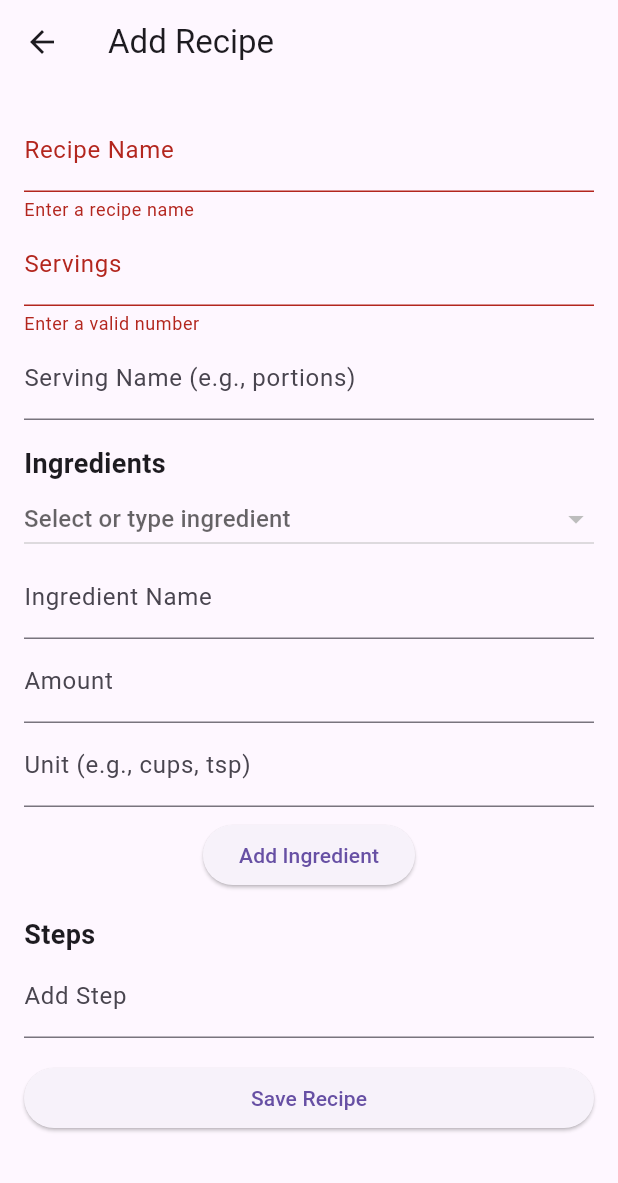
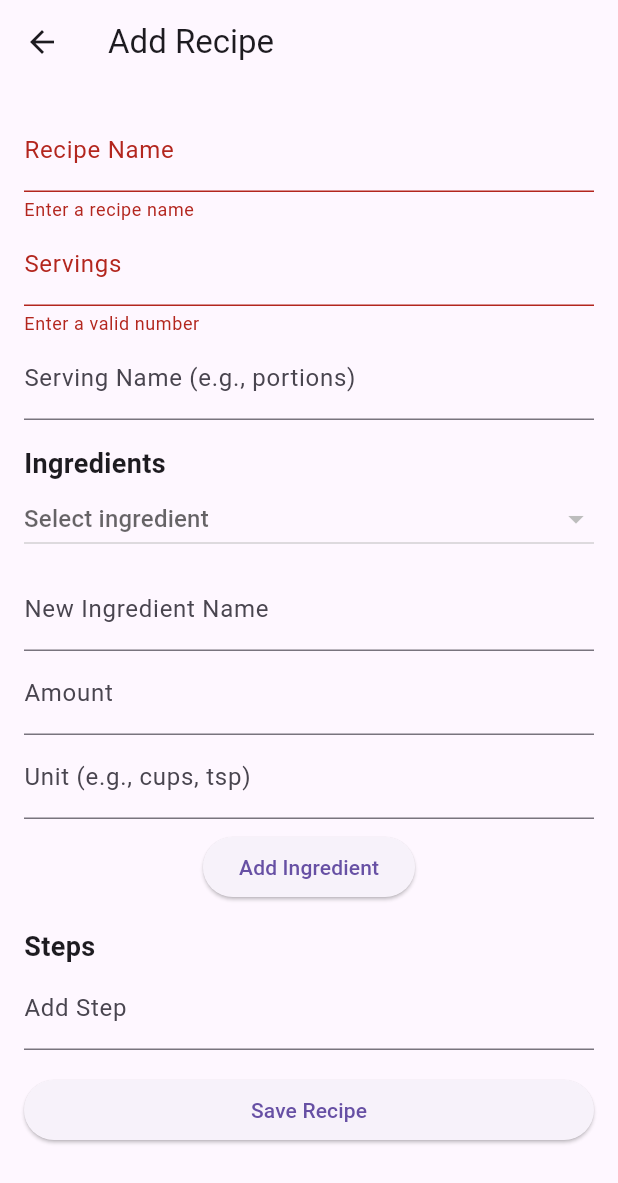
Before and after one commit to BGMuirhead/cookbook, a Flutter app: the AddRecipePage screen opened directly, after a tap on "Save Recipe", on a phone screen of 412 x 824 dp. Shown: the top 1183 px of the screen. Run offline on Flutter 3.47's test engine with Material 3 defaults, Android fonts, the phone set to English and light mode, and no system bars; our stand-ins replace flutter_riverpod, sqflite; accounts and stored records are empty.

```diff
--- a/lib/features/ingredients/data/models/recipe_ingredient.dart
+++ b/lib/features/ingredients/data/models/recipe_ingredient.dart
@@ -18,6 +18,9 @@ class RecipeIngredient {
     double newAmount = amount * multiplier;
     if (unit == 'each') {
       newAmount = newAmount.roundToDouble();
+    } else {
+      // Round to 2 decimal places for other units
+      newAmount = double.parse(newAmount.toStringAsFixed(2));
     }
     return RecipeIngredient(
       id: id,
--- a/lib/features/ingredients/presentation/widgets/ingredient_selector.dart
+++ b/lib/features/ingredients/presentation/widgets/ingredient_selector.dart
@@ -12,16 +12,16 @@ class IngredientSelector extends ConsumerStatefulWidget {
 }
 
 class _IngredientSelectorState extends ConsumerState<IngredientSelector> {
-  final _nameController = TextEditingController();
   final _amountController = TextEditingController();
   final _unitController = TextEditingController();
+  final _newIngredientController = TextEditingController();
   String? _selectedIngredient;
 
   @override
   void dispose() {
-    _nameController.dispose();
     _amountController.dispose();
     _unitController.dispose();
+    _newIngredientController.dispose();
     super.dispose();
   }
 
@@ -32,7 +32,7 @@ class _IngredientSelectorState extends ConsumerState<IngredientSelector> {
     return Column(
       children: [
         DropdownButton<String>(
-          hint: const Text('Select or type ingredient'),
+          hint: const Text('Select ingredient'),
           value: _selectedIngredient,
           isExpanded: true,
           items: ingredients
@@ -44,19 +44,17 @@ class _IngredientSelectorState extends ConsumerState<IngredientSelector> {
           onChanged: (value) {
             setState(() {
               _selectedIngredient = value;
-              _nameController.text = value ?? '';
             });
           },
         ),
-        TextFormField(
-          controller: _nameController,
-          decoration: const InputDecoration(labelText: 'Ingredient Name'),
-          onChanged: (value) {
-            setState(() {
-              _selectedIngredient = null;
-            });
-          },
-        ),
+        if (_selectedIngredient == null)
+          Padding(
+            padding: const EdgeInsets.only(top: 8.0),
+            child: TextField(
+              controller: _newIngredientController,
+              decoration: const InputDecoration(labelText: 'New Ingredient Name'),
+            ),
+          ),
         TextFormField(
           controller: _amountController,
           decoration: const InputDecoration(labelText: 'Amount'),
@@ -69,19 +67,24 @@ class _IngredientSelectorState extends ConsumerState<IngredientSelector> {
         const SizedBox(height: 8),
         ElevatedButton(
           onPressed: () {
-            if (_nameController.text.isNotEmpty && _amountController.text.isNotEmpty && _unitController.text.isNotEmpty) {
+            final name = _selectedIngredient ?? _newIngredientController.text;
+            if (name.isNotEmpty && _amountController.text.isNotEmpty && _unitController.text.isNotEmpty) {
               final amount = double.tryParse(_amountController.text);
               if (amount != null) {
                 widget.onIngredientAdded({
-                  'name': _nameController.text,
+                  'name': name,
                   'amount': amount,
                   'unit': _unitController.text,
                 });
-                ref.read(ingredientListProvider.notifier).addIngredient(_nameController.text);
-                _nameController.clear();
+                if (_selectedIngredient == null) {
+                  ref.read(ingredientListProvider.notifier).addIngredient(name);
+                }
                 _amountController.clear();
                 _unitController.clear();
-                _selectedIngredient = null;
+                _newIngredientController.clear();
+                setState(() {
+                  _selectedIngredient = null;
+                });
               }
             }
           },
--- a/lib/features/recipes/presentation/pages/add_recipe_page.dart
+++ b/lib/features/recipes/presentation/pages/add_recipe_page.dart
@@ -20,6 +20,7 @@ class _AddRecipePageState extends ConsumerState<AddRecipePage> {
   final List<Map<String, dynamic>> _ingredients = [];
   final List<String> _steps = [];
   final _stepController = TextEditingController();
+  bool _isLoading = false;
 
   @override
   void dispose() {
@@ -45,11 +46,50 @@ class _AddRecipePageState extends ConsumerState<AddRecipePage> {
     }
   }
 
+  Future<void> _saveRecipe() async {
+    if (_formKey.currentState!.validate()) {
+      if (_ingredients.isEmpty || _steps.isEmpty) {
+        ScaffoldMessenger.of(context).showSnackBar(
+          const SnackBar(content: Text('Please add at least one ingredient and one step')),
+        );
+        return;
+      }
+      setState(() {
+        _isLoading = true;
+      });
+      try {
+        final addRecipeUseCase = AddRecipeWithIngredients(
+          ref.read(recipeRepositoryProvider),
+          ref.read(ingredientRepositoryProvider),
+        );
+        await ref.read(recipeListProvider.notifier).addRecipe(
+              name: _nameController.text,
+              servings: int.parse(_servingsController.text),
+              servingName: _servingNameController.text.isEmpty ? null : _servingNameController.text,
+              ingredients: _ingredients,
+              steps: _steps,
+              addRecipeUseCase: addRecipeUseCase,
+            );
+        Navigator.pop(context);
+      } catch (e) {
+        ScaffoldMessenger.of(context).showSnackBar(
+          SnackBar(content: Text('Error adding recipe: $e')),
+        );
+      } finally {
+        setState(() {
+          _isLoading = false;
+        });
+      }
+    }
+  }
+
   @override
   Widget build(BuildContext context) {
     return Scaffold(
       appBar: AppBar(title: const Text('Add Recipe')),
-      body: Padding(
+      body: _isLoading
+          ? const Center(child: CircularProgressIndicator())
+          : Padding(
               padding: const EdgeInsets.all(16.0),
               child: Form(
                 key: _formKey,
@@ -87,11 +127,6 @@ class _AddRecipePageState extends ConsumerState<AddRecipePage> {
                       ),
                     const SizedBox(height: 16),
                     const Text('Steps', style: TextStyle(fontSize: 18, fontWeight: FontWeight.bold)),
-              TextFormField(
-                controller: _stepController,
-                decoration: const InputDecoration(labelText: 'Add Step'),
-                onFieldSubmitted: (_) => _addStep(),
-              ),
                     for (var i = 0; i < _steps.length; i++)
                       ListTile(
                         title: Text('${i + 1}. ${_steps[i]}'),
@@ -104,31 +139,14 @@ class _AddRecipePageState extends ConsumerState<AddRecipePage> {
                           },
                         ),
                       ),
+                    TextFormField(
+                      controller: _stepController,
+                      decoration: const InputDecoration(labelText: 'Add Step'),
+                      onFieldSubmitted: (_) => _addStep(),
+                    ),
                     const SizedBox(height: 16),
                     ElevatedButton(
-                onPressed: () async {
-                  if (_formKey.currentState!.validate()) {
-                    try {
-                      final addRecipeUseCase = AddRecipeWithIngredients(
-                        ref.read(recipeRepositoryProvider),
-                        ref.read(ingredientRepositoryProvider),
-                      );
-                      await ref.read(recipeListProvider.notifier).addRecipe(
-                            name: _nameController.text,
-                            servings: int.parse(_servingsController.text),
-                            servingName: _servingNameController.text.isEmpty ? null : _servingNameController.text,
-                            ingredients: _ingredients,
-                            steps: _steps,
-                            addRecipeUseCase: addRecipeUseCase,
-                          );
-                      Navigator.pop(context);
-                    } catch (e) {
-                      ScaffoldMessenger.of(context).showSnackBar(
-                        SnackBar(content: Text('Error adding recipe: $e')),
-                      );
-                    }
-                  }
-                },
+                      onPressed: _isLoading ? null : _saveRecipe,
                       child: const Text('Save Recipe'),
                     ),
                   ],
--- a/lib/features/recipes/presentation/pages/search_page.dart
+++ b/lib/features/recipes/presentation/pages/search_page.dart
@@ -32,14 +32,14 @@ class _SearchPageState extends ConsumerState<SearchPage> {
             child: TextField(
               controller: _searchController,
               decoration: InputDecoration(
-                hintText: 'Search by recipe or ingredient...',
+                hintText: 'Search by recipe name...',
                 prefixIcon: const Icon(Icons.search),
                 border: OutlineInputBorder(
                   borderRadius: BorderRadius.circular(8.0),
                 ),
               ),
               onChanged: (value) {
-                ref.read(searchRecipesProvider(value).notifier).search();
+                setState(() {}); // Trigger rebuild for new query
               },
             ),
           ),
```
Also changed, not shown: lib/core/services/database_service.dart (+3 -5 lines), lib/features/recipes/presentation/pages/recipe_detail_page.dart (+16 -6 lines), lib/features/recipes/presentation/pages/recipe_list_page.dart (+35 -16 lines), lib/features/recipes/presentation/providers/recipe_provider.dart (+9 -5 lines). Lines whose indentation alone changed are shown as unchanged.
